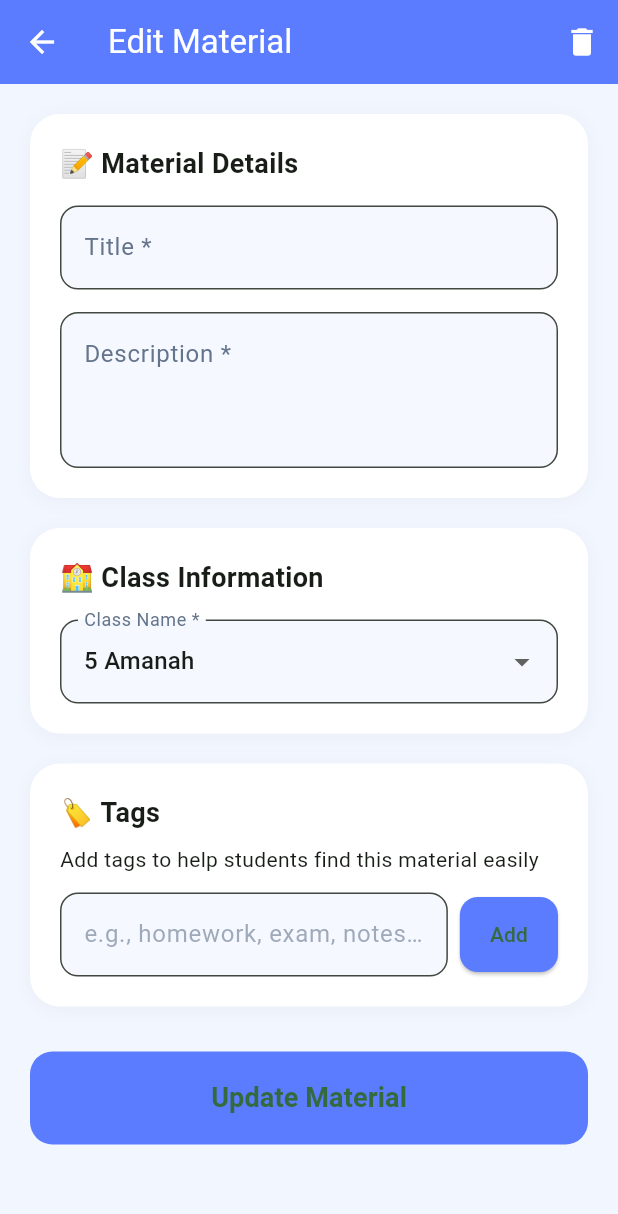
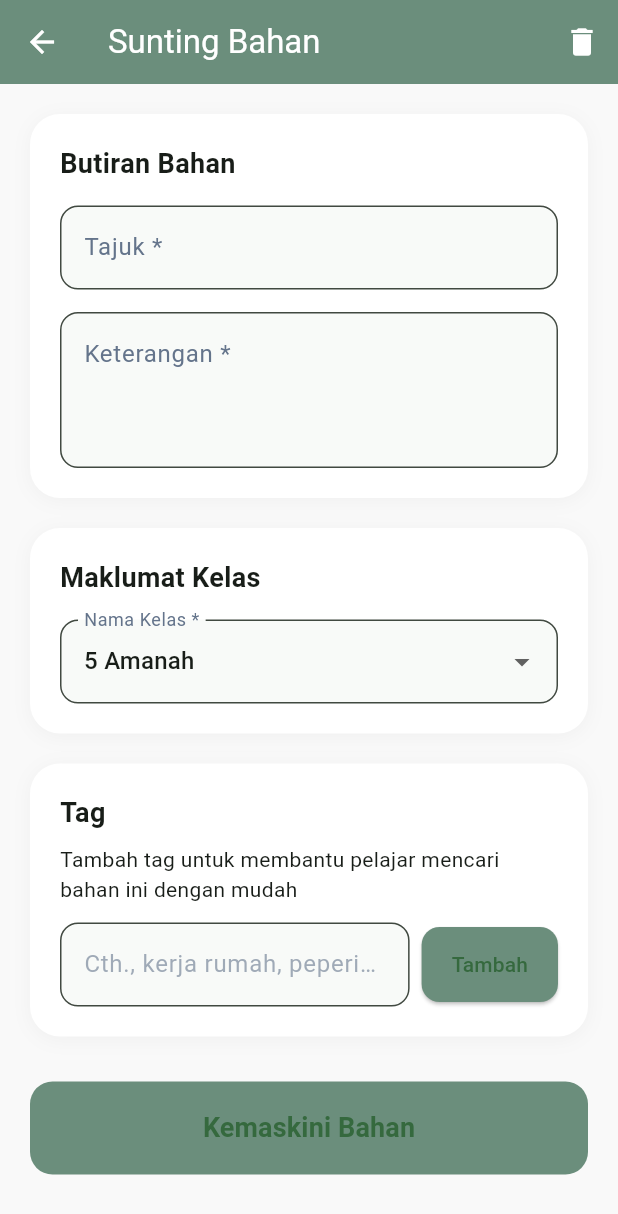
Before and after one commit to NATIJAH/CodeSprout, a Flutter app: the UploadMaterialScreen screen opened directly, on a phone screen of 412 x 824 dp. Shown: the top 1214 px of the screen. Run offline on Flutter 3.47's test engine with Material 3 defaults, Android fonts, the phone set to English and light mode, and no system bars; our stand-ins replace file_picker, fl_chart, image_picker, printing, supabase_flutter, table_calendar; missing offline and left inert: dart:html; accounts and stored records are empty.

Commit message:
Localize text and update theme colors
Updated text and colors in the upload material screen to improve localization and consistency with theme colors.

```diff
--- a/lib/screens/upload_material_screen.dart
+++ b/lib/screens/upload_material_screen.dart
@@ -3,6 +3,11 @@ import 'package:provider/provider.dart';
 import 'package:file_picker/file_picker.dart';
 import '../providers/materials_provider.dart';
 import '../models/teaching_material.dart';
+
+// Defined theme colors
+const Color _primaryAccent = Color(0xff6b8e7c); // Soft Green/Gray
+const Color _backgroundColor = Color(0xfff9f9f9); // Light background
+const Color _cardHighlight = Color(0xffe8f0e8); // Very light green for subtle contrast
 
 class UploadMaterialScreen extends StatefulWidget {
   final bool isEditing;
@@ -90,8 +95,8 @@ class _UploadMaterialScreenState extends State<UploadMaterialScreen> {
       if (success && mounted) {
         ScaffoldMessenger.of(context).showSnackBar(
           SnackBar(
-            content: const Text('Material updated successfully'),
-            backgroundColor: const Color(0xff5b7cff),
+            content: const Text('Bahan berjaya dikemaskini'),
+            backgroundColor: _primaryAccent, // Changed snackbar color
           ),
         );
         Navigator.pop(context);
@@ -102,7 +107,7 @@ class _UploadMaterialScreenState extends State<UploadMaterialScreen> {
       if (selectedFile == null) {
         ScaffoldMessenger.of(context).showSnackBar(
           const SnackBar(
-            content: Text('Please select a file first'),
+            content: Text('Sila pilih fail dahulu'),
             backgroundColor: Colors.red,
           ),
         );
@@ -119,8 +124,8 @@ class _UploadMaterialScreenState extends State<UploadMaterialScreen> {
       if (success && mounted) {
         ScaffoldMessenger.of(context).showSnackBar(
           SnackBar(
-            content: const Text('Material uploaded successfully'),
-            backgroundColor: const Color(0xff5b7cff),
+            content: const Text('Bahan berjaya dimuat naik'),
+            backgroundColor: _primaryAccent, // Changed snackbar color
           ),
         );
         Navigator.pop(context);
@@ -144,9 +149,10 @@ class _UploadMaterialScreenState extends State<UploadMaterialScreen> {
     });
   }
 
-  Color get _primaryColor => const Color(0xff5b7cff);
-  Color get _backgroundColor => const Color(0xfff2f6ff);
-  Color get _cardColor => const Color(0xffe0e7ff);
+  // NOTE: Local colors updated to use consistent theme colors
+  Color get _primaryColor => _primaryAccent;
+  Color get _backgroundColorLocal => _backgroundColor;
+  Color get _cardColor => _cardHighlight;
   Color get _textColor => const Color(0xff334155);
   Color get _subTextColor => const Color(0xff64748b);
 
@@ -156,10 +162,10 @@ class _UploadMaterialScreenState extends State<UploadMaterialScreen> {
     final selectedFile = provider.selectedFile;
 
     return Scaffold(
-      backgroundColor: _backgroundColor,
+      backgroundColor: _backgroundColorLocal, // Used new background color
       appBar: AppBar(
-        title: Text(widget.isEditing ? 'Edit Material' : 'Upload Material'),
-        backgroundColor: _primaryColor,
+        title: Text(widget.isEditing ? 'Sunting Bahan' : 'Muat Naik Bahan'),
+        backgroundColor: _primaryColor, // Used new primary color
         foregroundColor: Colors.white,
         actions: [
           if (widget.isEditing)
@@ -193,8 +199,9 @@ class _UploadMaterialScreenState extends State<UploadMaterialScreen> {
                   ),
                   child: Column(
                     children: [
+                      // FIX 1: Removed Unicode character
                       const Text(
-                        '📁 Select File',
+                        'Pilih Fail',
                         style: TextStyle(
                           fontSize: 18,
                           fontWeight: FontWeight.w600,
@@ -214,7 +221,7 @@ class _UploadMaterialScreenState extends State<UploadMaterialScreen> {
                         TextButton(
                           onPressed: provider.clearSelectedFile,
                           child: Text(
-                            'Change File',
+                            'Tukar Fail',
                             style: TextStyle(color: _primaryColor),
                           ),
                         ),
@@ -241,8 +248,9 @@ class _UploadMaterialScreenState extends State<UploadMaterialScreen> {
                 child: Column(
                   crossAxisAlignment: CrossAxisAlignment.start,
                   children: [
+                    // FIX 2: Removed Unicode character
                     const Text(
-                      '📝 Material Details',
+                      'Butiran Bahan',
                       style: TextStyle(
                         fontSize: 18,
                         fontWeight: FontWeight.w600,
@@ -253,7 +261,7 @@ class _UploadMaterialScreenState extends State<UploadMaterialScreen> {
                     TextFormField(
                       controller: _titleController,
                       decoration: InputDecoration(
-                        labelText: 'Title *',
+                        labelText: 'Tajuk *',
                         labelStyle: TextStyle(color: _subTextColor),
                         border: OutlineInputBorder(
                           borderRadius: BorderRadius.circular(12),
@@ -268,7 +276,7 @@ class _UploadMaterialScreenState extends State<UploadMaterialScreen> {
                       ),
                       validator: (value) {
                         if (value == null || value.isEmpty) {
-                          return 'Please enter a title';
+                          return 'Sila masukkan tajuk';
                         }
                         return null;
                       },
@@ -279,7 +287,7 @@ class _UploadMaterialScreenState extends State<UploadMaterialScreen> {
                     TextFormField(
                       controller: _descriptionController,
                       decoration: InputDecoration(
-                        labelText: 'Description *',
+                        labelText: 'Keterangan *',
                         labelStyle: TextStyle(color: _subTextColor),
                         border: OutlineInputBorder(
                           borderRadius: BorderRadius.circular(12),
@@ -296,7 +304,7 @@ class _UploadMaterialScreenState extends State<UploadMaterialScreen> {
                       maxLines: 3,
                       validator: (value) {
                         if (value == null || value.isEmpty) {
-                          return 'Please enter a description';
+                          return 'Sila masukkan keterangan';
                         }
                         return null;
                       },
@@ -324,8 +332,9 @@ class _UploadMaterialScreenState extends State<UploadMaterialScreen> {
                 child: Column(
                   crossAxisAlignment: CrossAxisAlignment.start,
                   children: [
+                    // FIX 3: Removed Unicode character
                     const Text(
-                      '🏫 Class Information',
+                      'Maklumat Kelas',
                       style: TextStyle(
                         fontSize: 18,
                         fontWeight: FontWeight.w600,
@@ -336,7 +345,7 @@ class _UploadMaterialScreenState extends State<UploadMaterialScreen> {
                     DropdownButtonFormField<String>(
                       value: _selectedClassName,
                       decoration: InputDecoration(
-                        labelText: 'Class Name *',
+                        labelText: 'Nama Kelas *',
                         labelStyle: TextStyle(color: _subTextColor),
                         border: OutlineInputBorder(
                           borderRadius: BorderRadius.circular(12),
@@ -362,7 +371,7 @@ class _UploadMaterialScreenState extends State<UploadMaterialScreen> {
                       },
                       validator: (value) {
                         if (value == null || value.isEmpty) {
-                          return 'Please select a class';
+                          return 'Sila pilih kelas';
                         }
                         return null;
                       },
@@ -390,8 +399,9 @@ class _UploadMaterialScreenState extends State<UploadMaterialScreen> {
                 child: Column(
                   crossAxisAlignment: CrossAxisAlignment.start,
                   children: [
+                    // FIX 4: Removed Unicode character
                     const Text(
-                      '🏷️ Tags',
+                      'Tag',
                       style: TextStyle(
                         fontSize: 18,
                         fontWeight: FontWeight.w600,
@@ -399,7 +409,7 @@ class _UploadMaterialScreenState extends State<UploadMaterialScreen> {
                     ),
                     const SizedBox(height: 8),
                     const Text(
-                      'Add tags to help students find this material easily',
+                      'Tambah tag untuk membantu pelajar mencari bahan ini dengan mudah',
                       style: TextStyle(
                         fontSize: 14,
                       ),
@@ -411,7 +421,7 @@ class _UploadMaterialScreenState extends State<UploadMaterialScreen> {
                           child: TextFormField(
                             controller: _tagsController,
                             decoration: InputDecoration(
-                              hintText: 'e.g., homework, exam, notes, chapter-1',
+                              hintText: 'Cth., kerja rumah, peperiksaan, nota, bab-1',
                               hintStyle: TextStyle(color: _subTextColor.withOpacity(0.6)),
                               border: OutlineInputBorder(
                                 borderRadius: BorderRadius.circular(12),
@@ -437,7 +447,7 @@ class _UploadMaterialScreenState extends State<UploadMaterialScreen> {
                             ),
                             padding: const EdgeInsets.symmetric(horizontal: 20, vertical: 15),
                           ),
-                          child: const Text('Add'),
+                          child: const Text('Tambah'),
                         ),
                       ],
                     ),
@@ -489,7 +499,7 @@ class _UploadMaterialScreenState extends State<UploadMaterialScreen> {
                         ),
                       )
                     : Text(
-                        widget.isEditing ? 'Update Material' : 'Upload Material',
+                        widget.isEditing ? 'Kemaskini Bahan' : 'Muat Naik Bahan',
                         style: const TextStyle(
                           fontSize: 18,
                           fontWeight: FontWeight.w600,
@@ -560,7 +570,7 @@ class _UploadMaterialScreenState extends State<UploadMaterialScreen> {
                 ),
                 const SizedBox(height: 4),
                 Text(
-                  '${file.extension?.toUpperCase() ?? 'FILE'} • ${sizeInMB} MB',
+                  '${file.extension?.toUpperCase() ?? 'FAIL'} • ${sizeInMB} MB',
                   style: TextStyle(
                     color: _subTextColor,
                   ),
@@ -596,7 +606,7 @@ class _UploadMaterialScreenState extends State<UploadMaterialScreen> {
             ),
             const SizedBox(height: 12),
             Text(
-              'Tap to select file',
+              'Sentuh untuk pilih fail',
               style: TextStyle(
                 fontSize: 16,
                 color: _primaryColor,
@@ -605,7 +615,7 @@ class _UploadMaterialScreenState extends State<UploadMaterialScreen> {
             ),
             const SizedBox(height: 4),
             const Text(
-              'Supports: PDF, Images, Videos, Documents',
+              'Sokongan: PDF, Imej, Video, Dokumen',
               style: TextStyle(color: Colors.grey),
             ),
           ],
@@ -623,12 +633,12 @@ class _UploadMaterialScreenState extends State<UploadMaterialScreen> {
     showDialog(
       context: context,
       builder: (context) => AlertDialog(
-        title: const Text('Delete Material'),
-        content: Text('Are you sure you want to delete "${material.title}"?'),
+        title: const Text('Padam Bahan'),
+        content: Text('Anda pasti mahu padam "${material.title}"?'),
         actions: [
           TextButton(
             onPressed: () => Navigator.pop(context),
-            child: const Text('Cancel'),
+            child: const Text('Batal'),
           ),
           TextButton(
             onPressed: () async {
@@ -638,7 +648,7 @@ class _UploadMaterialScreenState extends State<UploadMaterialScreen> {
               if (success && mounted) {
                 ScaffoldMessenger.of(context).showSnackBar(
                   SnackBar(
-                    content: const Text('Material deleted successfully'),
+                    content: const Text('Bahan berjaya dipadam'),
                     backgroundColor: _primaryColor,
                   ),
                 );
@@ -646,7 +656,7 @@ class _UploadMaterialScreenState extends State<UploadMaterialScreen> {
               }
             },
             style: TextButton.styleFrom(foregroundColor: Colors.red),
-            child: const Text('Delete'),
+            child: const Text('Padam'),
           ),
         ],
       ),
```
